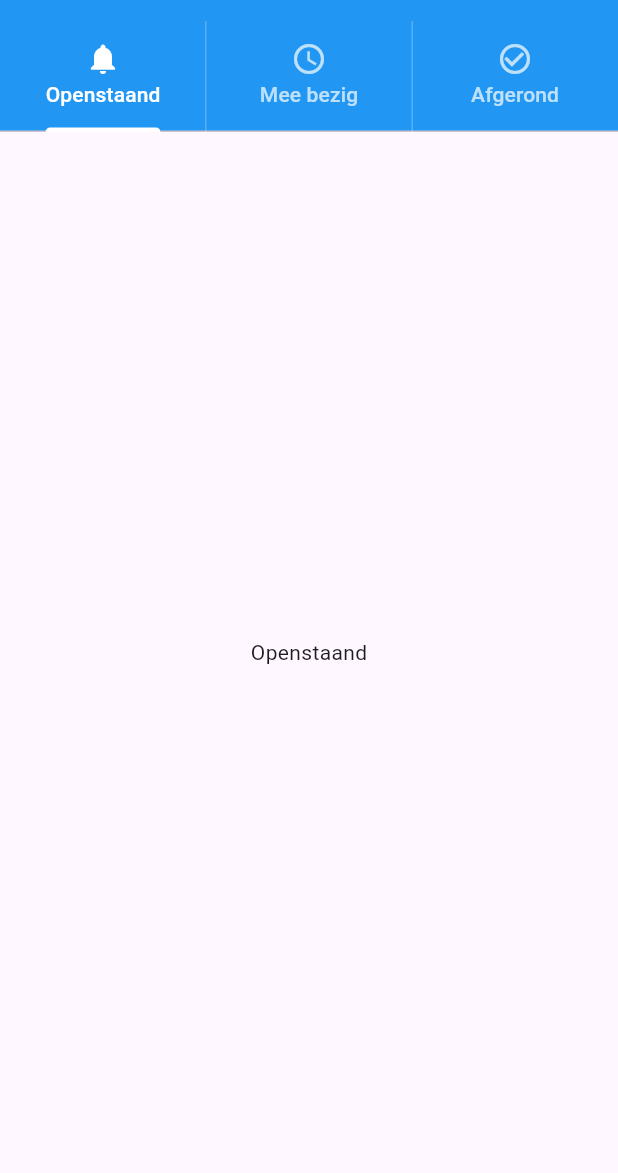
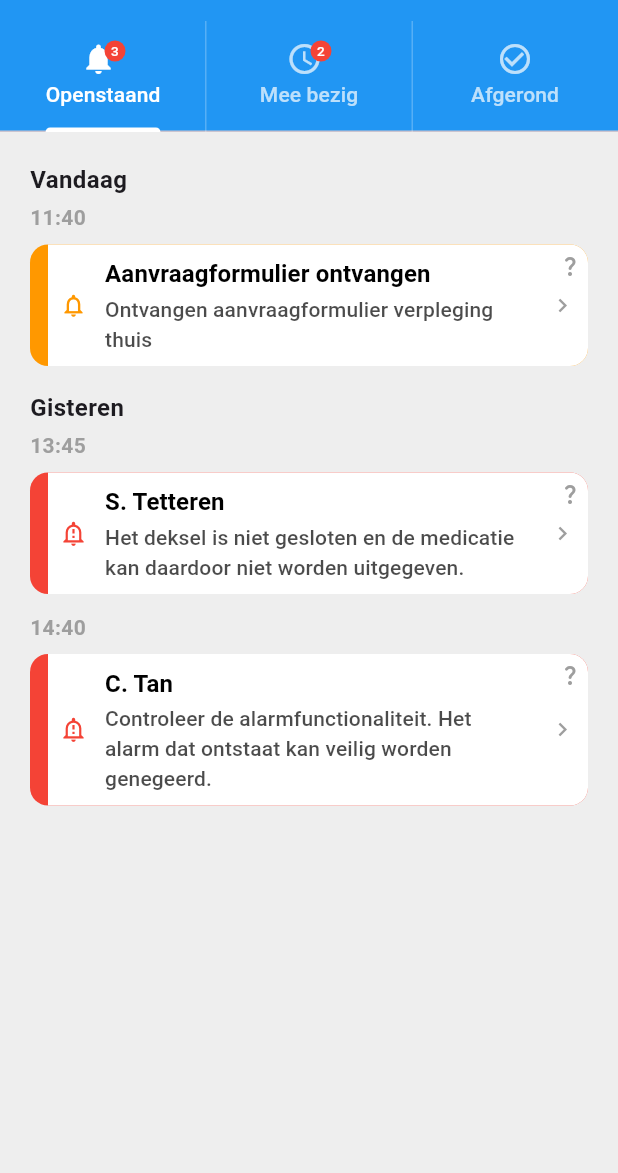
Before and after one commit to BarmadWork/adapta_hello, a Flutter app: the screen it shows after launch, on a phone screen of 412 x 824 dp, the part 63-1236 px from its top. Run offline on Flutter 3.47's test engine with Material 3 defaults, Android fonts, the phone set to English and light mode, and no system bars.

Commit message:
made a reusable card for the notifications, and completed the overview (unhandled notifications) page with mock data

```diff
--- a/lib/pages/home.dart
+++ b/lib/pages/home.dart
@@ -1,4 +1,4 @@
-import 'package:adapta_hello/pages/overview.dart';
+import 'package:adapta_hello/pages/overview_page/overview.dart';
 import 'package:flutter/material.dart';
 
 class Home extends StatefulWidget {
@@ -12,8 +12,8 @@ class _HomeState extends State<Home> {
   @override
   void initState() {
     super.initState();
-    // Wait for 3 seconds, then navigate
-    Future.delayed(const Duration(seconds: 3), () {
+    // wait for some seconds, then navigate to the next page
+    Future.delayed(const Duration(seconds: 1), () {
       if (mounted) {
         Navigator.of(
           context,
--- a/lib/pages/overview.dart
+++ /dev/null
@@ -1,69 +0,0 @@
-import 'package:flutter/material.dart';
-
-class Overview extends StatefulWidget {
-  const Overview({super.key});
-
-  @override
-  State<Overview> createState() => _OverviewState();
-}
-
-class _OverviewState extends State<Overview> {
-  @override
-  Widget build(BuildContext context) {
-    return Scaffold(
-      appBar: AppBar(
-        title: const Text('Meldingen'),
-        backgroundColor: Colors.blue,
-        foregroundColor: Colors.white,
-      ),
-      body: DefaultTabController(
-        length: 3,
-        child: Column(
-          children: [
-            Container(
-              color: Colors.blue,
-              child: Stack(
-                children: [
-                  TabBar(
-                    labelColor: Colors.white,
-                    unselectedLabelColor: Colors.white70,
-                    indicatorColor: Colors.white,
-                    tabs: [
-                      Tab(text: 'Openstaand', icon: Icon(Icons.notifications)),
-                      Tab(text: 'Mee bezig', icon: Icon(Icons.access_time)),
-                      Tab(
-                        text: 'Afgerond',
-                        icon: Icon(Icons.check_circle_outline),
-                      ),
-                    ],
-                  ),
-                  // dividers
-                  Positioned.fill(
-                    child: Row(
-                      children: [
-                        Expanded(child: Container()),
-                        Container(width: 1, color: Colors.white24),
-                        Expanded(child: Container()),
-                        Container(width: 1, color: Colors.white24),
-                        Expanded(child: Container()),
-                      ],
-                    ),
-                  ),
-                ],
-              ),
-            ),
-            Expanded(
-              child: TabBarView(
-                children: [
-                  Center(child: Text('Openstaand')),
-                  Center(child: Text('Mee bezig')),
-                  Center(child: Text('Afgerond')),
-                ],
-              ),
-            ),
-          ],
-        ),
-      ),
-    );
-  }
-}
--- /dev/null
+++ b/lib/pages/overview_page/overview.dart
@@ -0,0 +1,123 @@
+import 'package:adapta_hello/pages/overview_page/unhandled_notifications.dart';
+import 'package:flutter/material.dart';
+
+class Overview extends StatefulWidget {
+  const Overview({super.key});
+
+  @override
+  State<Overview> createState() => _OverviewState();
+}
+
+class _OverviewState extends State<Overview> {
+  @override
+  Widget build(BuildContext context) {
+    return Scaffold(
+      appBar: AppBar(
+        title: const Text('Meldingen'),
+        backgroundColor: Colors.blue,
+        foregroundColor: Colors.white,
+      ),
+      body: DefaultTabController(
+        length: 3,
+        child: Column(
+          children: [
+            Container(
+              color: Colors.blue,
+              child: Stack(
+                children: [
+                  TabBar(
+                    labelColor: Colors.white,
+                    unselectedLabelColor: Colors.white70,
+                    indicatorColor: Colors.white,
+                    tabs: [
+                      Tab(
+                        text: 'Openstaand',
+                        icon: Stack(
+                          children: [
+                            Icon(Icons.notifications),
+                            Container(
+                              margin: EdgeInsets.only(left: 16),
+                              decoration: BoxDecoration(
+                                color: Colors.red,
+                                borderRadius: BorderRadius.circular(10),
+                              ),
+                              constraints: BoxConstraints(
+                                minWidth: 14,
+                                minHeight: 14,
+                              ),
+                              child: const Text(
+                                '3',
+                                style: TextStyle(
+                                  color: Colors.white,
+                                  fontSize: 9,
+                                ),
+                                textAlign: TextAlign.center,
+                              ),
+                            ),
+                          ],
+                        ),
+                      ),
+                      Tab(
+                        text: 'Mee bezig',
+                        icon: Stack(
+                          children: [
+                            Icon(Icons.access_time),
+                            Container(
+                              margin: EdgeInsets.only(left: 16),
+                              decoration: BoxDecoration(
+                                color: Colors.red,
+                                borderRadius: BorderRadius.circular(10),
+                              ),
+                              constraints: BoxConstraints(
+                                minWidth: 14,
+                                minHeight: 14,
+                              ),
+                              child: const Text(
+                                '2',
+                                style: TextStyle(
+                                  color: Colors.white,
+                                  fontSize: 9,
+                                ),
+                                textAlign: TextAlign.center,
+                              ),
+                            ),
+                          ],
+                        ),
+                      ),
+                      Tab(
+                        text: 'Afgerond',
+                        icon: Icon(Icons.check_circle_outline),
+                      ),
+                    ],
+                  ),
+
+                  // tab dividers
+                  Positioned.fill(
+                    child: Row(
+                      children: [
+                        Expanded(child: Container()),
+                        Container(width: 1, color: Colors.white24),
+                        Expanded(child: Container()),
+                        Container(width: 1, color: Colors.white24),
+                        Expanded(child: Container()),
+                      ],
+                    ),
+                  ),
+                ],
+              ),
+            ),
+            Expanded(
+              child: TabBarView(
+                children: [
+                  UnhandledNotifications(),
+                  Center(child: Text('Mee bezig')),
+                  Center(child: Text('Afgerond')),
+                ],
+              ),
+            ),
+          ],
+        ),
+      ),
+    );
+  }
+}
--- /dev/null
+++ b/lib/pages/overview_page/unhandled_notifications.dart
@@ -0,0 +1,135 @@
+import 'package:adapta_hello/widgets/notification_card.dart';
+import 'package:flutter/material.dart';
+
+class UnhandledNotifications extends StatefulWidget {
+  const UnhandledNotifications({super.key});
+
+  @override
+  State<UnhandledNotifications> createState() => _UnhandledNotificationsState();
+}
+
+class _UnhandledNotificationsState extends State<UnhandledNotifications> {
+  // mock notifications data
+  List<dynamic> todayNotifications = [
+    {
+      "title": "Aanvraagformulier ontvangen",
+      "subtitle": "Ontvangen aanvraagformulier verpleging thuis",
+      "icon": "notifications_outlined",
+      "color": "yellow",
+      "time": "2025-08-30T11:40:00",
+    },
+  ];
+
+  List<dynamic> yesterdayNotifications = [
+    {
+      "title": "S. Tetteren",
+      "subtitle":
+          "Het deksel is niet gesloten en de medicatie kan daardoor niet worden uitgegeven.",
+      "icon": "notification_important_outlined",
+      "color": "red",
+      "time": "2025-08-29T13:45:00",
+    },
+    {
+      "title": "C. Tan",
+      "subtitle":
+          "Controleer de alarmfunctionaliteit. Het alarm dat ontstaat kan veilig worden genegeerd.",
+      "icon": "notification_important_outlined",
+      "color": "red",
+      "time": "2025-08-29T14:40:00",
+    },
+  ];
+
+  // Map color names to Material colors
+  Color _mapColor(String colorName) {
+    switch (colorName) {
+      case "red":
+        return Colors.red;
+      case "yellow":
+        return Colors.orange; // better visible
+      case "green":
+        return Colors.green;
+      default:
+        return Colors.grey;
+    }
+  }
+
+  // Map icon names to Material icons
+  IconData _mapIcon(String iconName) {
+    switch (iconName) {
+      case "notification_important_outlined":
+        return Icons.notification_important_outlined;
+      case "notifications_outlined":
+        return Icons.notifications_outlined;
+      default:
+        return Icons.notifications_outlined;
+    }
+  }
+
+  @override
+  Widget build(BuildContext context) {
+    return Container(
+      alignment: Alignment.center,
+      padding: const EdgeInsets.all(16.0),
+      color: Colors.grey[200],
+      child: ListView.builder(
+        itemCount:
+            todayNotifications.length + yesterdayNotifications.length + 2,
+        itemBuilder: (context, index) {
+          // Today's notifications
+          if (index == 0) {
+            return Padding(
+              padding: const EdgeInsets.all(4.0),
+              child: Text(
+                'Vandaag',
+                style: const TextStyle(
+                  fontWeight: FontWeight.bold,
+                  fontSize: 16,
+                ),
+              ),
+            );
+          } else if (0 < index && index < todayNotifications.length + 1) {
+            final notification = todayNotifications[index - 1];
+            return NotificationCard(
+              time: notification['time'],
+              title: notification['title'],
+              subtitle: notification['subtitle'],
+              icon: _mapIcon(notification['icon']),
+              stripeColor: _mapColor(notification['color']),
+              onTap: () {},
+            );
+          }
+          // Yesterday's notifications
+          else if (index == todayNotifications.length + 1) {
+            return Padding(
+              padding: const EdgeInsets.all(4.0),
+              child: Text(
+                'Gisteren',
+                style: const TextStyle(
+                  fontWeight: FontWeight.bold,
+                  fontSize: 16,
+                ),
+              ),
+            );
+          } else if (index > todayNotifications.length + 1 &&
+              index <
+                  todayNotifications.length +
+                      yesterdayNotifications.length +
+                      2) {
+            final notification =
+                yesterdayNotifications[index - (todayNotifications.length + 2)];
+            return NotificationCard(
+              time: notification['time'],
+              title: notification['title'],
+              subtitle: notification['subtitle'],
+              icon: _mapIcon(notification['icon']),
+              stripeColor: _mapColor(notification['color']),
+              onTap: () {},
+            );
+          } else {
+            return const SizedBox.shrink();
+          }
+        },
+      ),
+    );
+  }
+}
--- /dev/null
+++ b/lib/widgets/notification_card.dart
@@ -0,0 +1,133 @@
+import 'package:flutter/material.dart';
+
+class NotificationCard extends StatelessWidget {
+  final String time;
+  final String title;
+  final String subtitle;
+  final IconData icon;
+  final Color stripeColor;
+  final VoidCallback? onTap;
+
+  const NotificationCard({
+    super.key,
+    required this.time,
+    required this.title,
+    required this.subtitle,
+    this.icon = Icons.notifications_outlined,
+    this.stripeColor = Colors.orange,
+    this.onTap,
+  });
+
+  @override
+  Widget build(BuildContext context) {
+    return Column(
+      crossAxisAlignment: CrossAxisAlignment.start,
+      children: [
+        // time
+        Padding(
+          padding: const EdgeInsets.only(left: 4.0),
+          child: Text(
+            '${DateTime.parse(time).hour}:${DateTime.parse(time).minute.toString().padLeft(2, '0')}',
+            style: const TextStyle(
+              fontSize: 14,
+              color: Colors.grey,
+              fontWeight: FontWeight.bold,
+            ),
+          ),
+        ),
+        const SizedBox(height: 4),
+        Card(
+          shape: RoundedRectangleBorder(
+            borderRadius: BorderRadius.circular(12),
+          ),
+          elevation: 0,
+          color: stripeColor,
+          child: Stack(
+            children: [
+              Container(
+                margin: const EdgeInsets.only(left: 12),
+                child: ElevatedButton(
+                  onPressed: onTap,
+                  style: ElevatedButton.styleFrom(
+                    backgroundColor: Colors.white,
+                    overlayColor: stripeColor,
+                    shadowColor: Colors.transparent,
+                    elevation: 0,
+                    padding: EdgeInsets.zero,
+                    shape: RoundedRectangleBorder(
+                      borderRadius: const BorderRadius.only(
+                        topRight: Radius.circular(12),
+                        bottomRight: Radius.circular(12),
+                      ),
+                    ),
+                  ),
+                  child: Row(
+                    children: [
+                      const SizedBox(width: 8),
+
+                      // leading icon
+                      Icon(icon, color: stripeColor),
+
+                      // notification info
+                      Expanded(
+                        child: Padding(
+                          padding: const EdgeInsets.symmetric(
+                            vertical: 8,
+                            horizontal: 12,
+                          ),
+                          child: Column(
+                            crossAxisAlignment: CrossAxisAlignment.start,
+                            children: [
+                              // title
+                              Text(
+                                title,
+                                style: const TextStyle(
+                                  fontWeight: FontWeight.bold,
+                                  color: Colors.black,
+                                  fontSize: 16,
+                                ),
+                              ),
+                              const SizedBox(height: 2),
+
+                              // subtitle
+                              Text(
+                                subtitle,
+                                style: TextStyle(
+                                  fontSize: 14,
+                                  color: Colors.black.withAlpha(180),
+                                ),
+                              ),
+                            ],
+                          ),
+                        ),
+                      ),
+
+                      // trailing icon
+                      const Padding(
+                        padding: EdgeInsets.only(right: 8.0),
+                        child: Icon(Icons.chevron_right, color: Colors.grey),
+                      ),
+                    ],
+                  ),
+                ),
+              ),
+
+              // top right icon
+              Positioned(
+                top: 6,
+                right: 4,
+                child: Icon(
+                  Icons.question_mark_rounded,
+                  color: Colors.grey,
+                  size: 16,
+                ),
+              ),
+            ],
+          ),
+        ),
+
+        const SizedBox(height: 8),
+      ],
+    );
+  }
+}
```
